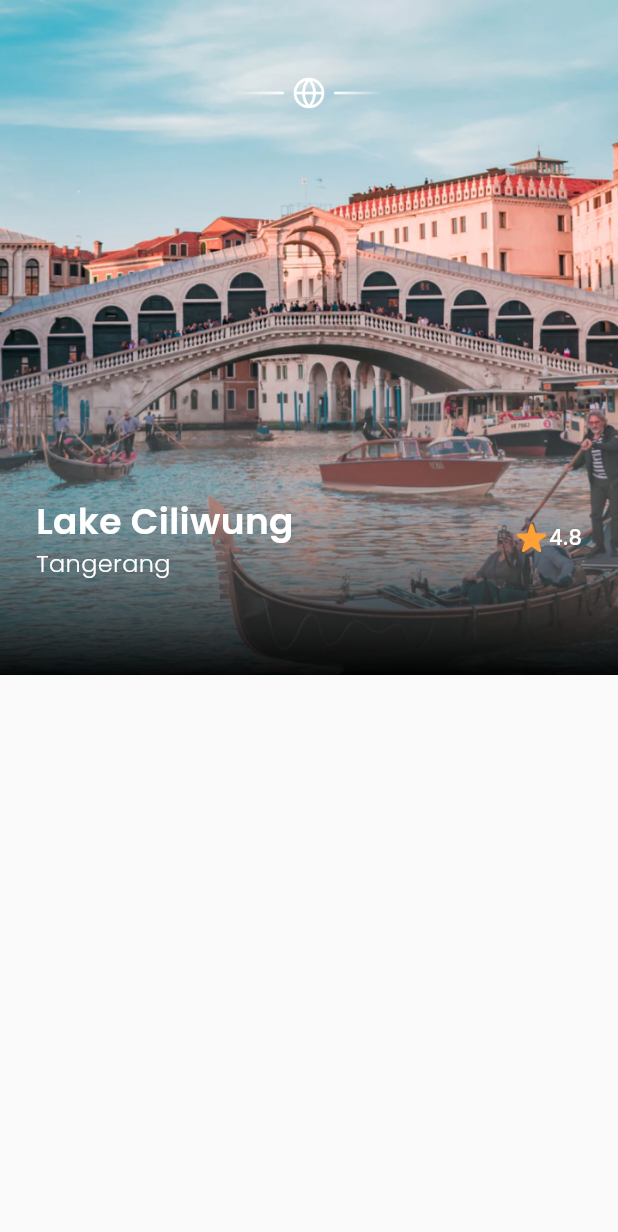
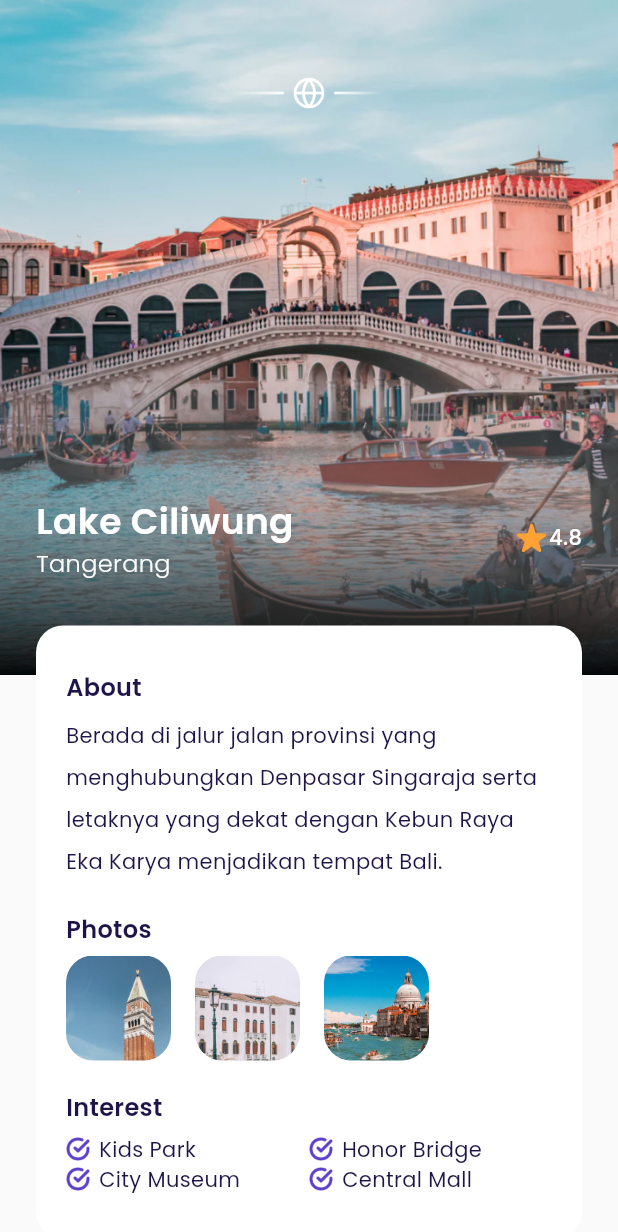
Before and after one commit to Fatahillah-13/airplane, a Flutter app: the MainPage screen opened by its route, after a tap on "4.8", on a phone screen of 412 x 824 dp. Shown: the top 1232 px of the screen. Run offline on Flutter 3.47's test engine with Material 3 defaults, Android fonts, the phone set to English and light mode, and no system bars; our stand-ins replace google_fonts; missing offline and left inert: dart:ffi.

Commit message:
finish detailPage

```diff
--- a/lib/ui/pages/detail_page.dart
+++ b/lib/ui/pages/detail_page.dart
@@ -1,6 +1,10 @@
 // ignore_for_file: prefer_const_constructors, prefer_const_literals_to_create_immutables
 
 import 'package:airplane/shared/theme.dart';
+import 'package:airplane/ui/widget/custom_button.dart';
+import 'package:airplane/ui/widget/interest_item.dart';
+import 'package:airplane/ui/widget/photo_item.dart';
+import 'package:flutter/cupertino.dart';
 import 'package:flutter/material.dart';
 import 'package:flutter/widgets.dart';
 
@@ -62,6 +66,7 @@ class DetailPage extends StatelessWidget {
                 ),
               ),
             ),
+            //TITTLE
             Container(
               margin: EdgeInsets.only(
                 top: 256,
@@ -114,6 +119,143 @@ class DetailPage extends StatelessWidget {
                   ),
                 ],
               ),
+            ),
+            //Description
+            Container(
+              width: double.infinity,
+              margin: EdgeInsets.only(top: 30),
+              padding: EdgeInsets.symmetric(
+                horizontal: 20,
+                vertical: 30,
+              ),
+              decoration: BoxDecoration(
+                color: kWhiteColor,
+                borderRadius: BorderRadius.circular(18),
+              ),
+              child: Column(
+                crossAxisAlignment: CrossAxisAlignment.start,
+                children: [
+                  //NOTE : ABOUT
+                  Text(
+                    'About',
+                    style: blackTextStyle.copyWith(
+                      fontSize: 16,
+                      fontWeight: semibold,
+                    ),
+                  ),
+                  SizedBox(
+                    height: 6,
+                  ),
+                  Text(
+                    'Berada di jalur jalan provinsi yang menghubungkan Denpasar Singaraja serta letaknya yang dekat dengan Kebun Raya Eka Karya menjadikan tempat Bali.',
+                    style: blackTextStyle.copyWith(
+                      height: 2,
+                    ),
+                  ),
+                  // Note : Photos
+                  SizedBox(
+                    height: 20,
+                  ),
+                  Text(
+                    'Photos',
+                    style: blackTextStyle.copyWith(
+                      fontSize: 16,
+                      fontWeight: semibold,
+                    ),
+                  ),
+                  SizedBox(
+                    height: 6,
+                  ),
+                  Row(
+                    children: [
+                      PhotoItem(
+                        imageUrl: 'assets/image_photo1.png',
+                      ),
+                      PhotoItem(
+                        imageUrl: 'assets/image_photo2.png',
+                      ),
+                      PhotoItem(
+                        imageUrl: 'assets/image_photo3.png',
+                      ),
+                    ],
+                  ),
+                  //NOTES : INTEREST
+                  SizedBox(
+                    height: 20,
+                  ),
+                  Text(
+                    'Interest',
+                    style: blackTextStyle.copyWith(
+                      fontSize: 16,
+                      fontWeight: semibold,
+                    ),
+                  ),
+                  SizedBox(
+                    height: 6,
+                  ),
+                  Row(
+                    children: [
+                      InterestItem(
+                        text: 'Kids Park',
+                      ),
+                      InterestItem(
+                        text: 'Honor Bridge',
+                      ),
+                    ],
+                  ),
+                  Row(
+                    children: [
+                      InterestItem(
+                        text: 'City Museum',
+                      ),
+                      InterestItem(
+                        text: 'Central Mall',
+                      ),
+                    ],
+                  ),
+                ],
+              ),
+            ),
+            //NOTES : PRICE & BOOK BUTTON
+            Container(
+              width: double.infinity,
+              margin: EdgeInsets.symmetric(
+                vertical: 30,
+              ),
+              child: Row(
+                children: [
+                  //NOTE : PRICE
+                  Expanded(
+                    child: Column(
+                      crossAxisAlignment: CrossAxisAlignment.start,
+                      children: [
+                        Text(
+                          'IDR 2.500.000',
+                          style: blackTextStyle.copyWith(
+                            fontSize: 18,
+                            fontWeight: medium,
+                          ),
+                        ),
+                        SizedBox(
+                          height: 5,
+                        ),
+                        Text(
+                          'per orang',
+                          style: greyTextStyle.copyWith(
+                            fontWeight: light,
+                          ),
+                        ),
+                      ],
+                    ),
+                  ),
+                  //NOTE : BOOK BUTTON
+                  CustomButton(
+                    title: 'Book Now',
+                    onPressed: () {},
+                    width: 170,
+                  ),
+                ],
+              ),
             )
           ],
         ),
@@ -122,12 +264,14 @@ class DetailPage extends StatelessWidget {
 
     return Scaffold(
       backgroundColor: kBackgroundColor,
-      body: Stack(
-        children: [
-          backgroundImage(),
-          customShadow(),
-          content(),
-        ],
+      body: SingleChildScrollView(
+        child: Stack(
+          children: [
+            backgroundImage(),
+            customShadow(),
+            content(),
+          ],
+        ),
       ),
     );
   }
--- a/lib/ui/pages/splash_page.dart
+++ b/lib/ui/pages/splash_page.dart
@@ -1,4 +1,4 @@
-// ignore_for_file: prefer_const_constructors
+// ignore_for_file: prefer_const_constructors, unused_import
 
 import 'dart:async';
 
--- a/lib/ui/widget/custom_bottom_navigation_item.dart
+++ b/lib/ui/widget/custom_bottom_navigation_item.dart
@@ -1,4 +1,4 @@
-// ignore_for_file: prefer_const_constructors, use_key_in_widget_constructors
+// ignore_for_file: prefer_const_constructors, use_key_in_widget_constructors, unused_import
 
 import 'dart:ffi';
 
--- a/lib/ui/widget/destination_tile.dart
+++ b/lib/ui/widget/destination_tile.dart
@@ -1,6 +1,7 @@
 // ignore_for_file: prefer_const_constructors, use_super_parameters
 
 import 'package:airplane/shared/theme.dart';
+import 'package:airplane/ui/pages/detail_page.dart';
 import 'package:flutter/material.dart';
 import 'package:flutter/widgets.dart';
 
@@ -20,7 +21,16 @@ class DestinationTile extends StatelessWidget {
 
   @override
   Widget build(BuildContext context) {
-    return Container(
+    return GestureDetector(
+      onTap: () {
+        Navigator.push(
+          context,
+          MaterialPageRoute(
+            builder: (context) => DetailPage(),
+          ),
+        );
+      },
+      child: Container(
         margin: EdgeInsets.only(top: 16),
         padding: EdgeInsets.all(10),
         decoration: BoxDecoration(
@@ -90,6 +100,7 @@ class DestinationTile extends StatelessWidget {
             ),
           ],
         ),
+      ),
     );
   }
 }
--- /dev/null
+++ b/lib/ui/widget/interest_item.dart
@@ -0,0 +1,35 @@
+// ignore_for_file: prefer_const_constructors
+
+import 'package:airplane/shared/theme.dart';
+import 'package:flutter/material.dart';
+
+class InterestItem extends StatelessWidget {
+  final String text;
+  const InterestItem({super.key, required this.text});
+
+  @override
+  Widget build(BuildContext context) {
+    return Expanded(
+      child: Row(
+        children: [
+          Container(
+            width: 16,
+            height: 16,
+            margin: EdgeInsets.only(right: 6),
+            decoration: BoxDecoration(
+              image: DecorationImage(
+                image: AssetImage(
+                  'assets/icon_check.png',
+                ),
+              ),
+            ),
+          ),
+          Text(
+            text,
+            style: blackTextStyle,
+          ),
+        ],
+      ),
+    );
+  }
+}
--- /dev/null
+++ b/lib/ui/widget/photo_item.dart
@@ -0,0 +1,28 @@
+// ignore_for_file: prefer_const_constructors, non_constant_identifier_names
+
+import 'package:flutter/material.dart';
+
+class PhotoItem extends StatelessWidget {
+  final String imageUrl;
+  const PhotoItem({super.key, required this.imageUrl});
+
+  @override
+  Widget build(BuildContext context) {
+    return Container(
+      width: 70,
+      height: 70,
+      margin: EdgeInsets.only(
+        right: 16,
+      ),
+      decoration: BoxDecoration(
+        borderRadius: BorderRadius.circular(18),
+        image: DecorationImage(
+          fit: BoxFit.cover,
+          image: AssetImage(
+            imageUrl,
+          ),
+        ),
+      ),
+    );
+  }
+}
```
Lines whose indentation alone changed are shown as unchanged.
